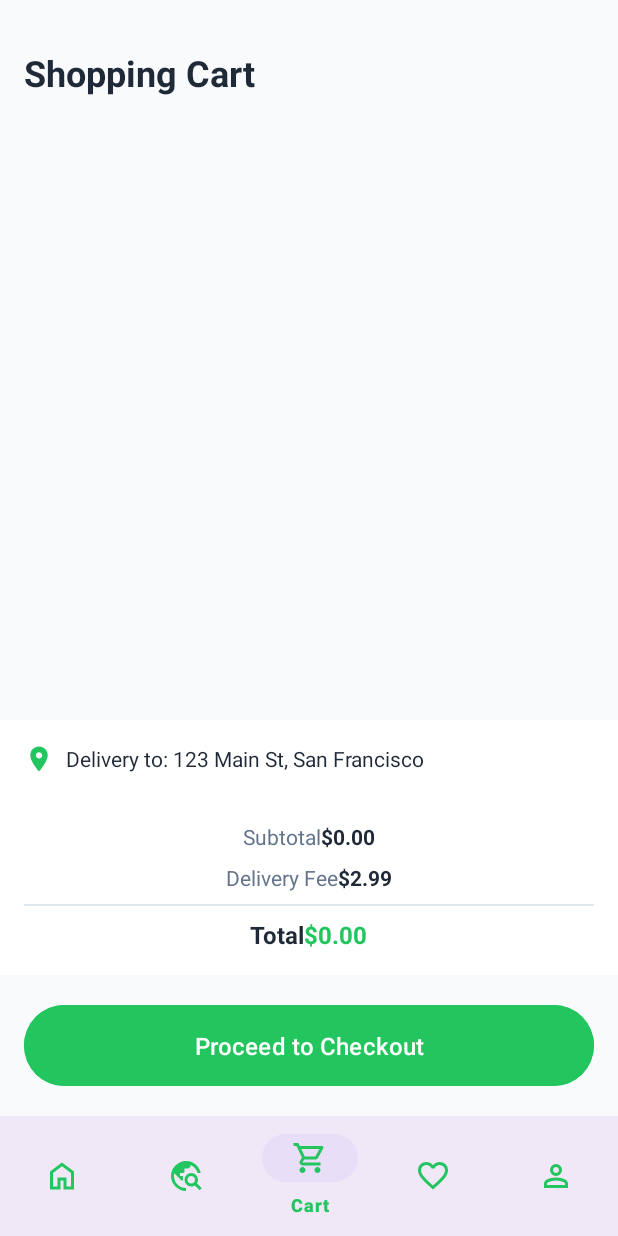
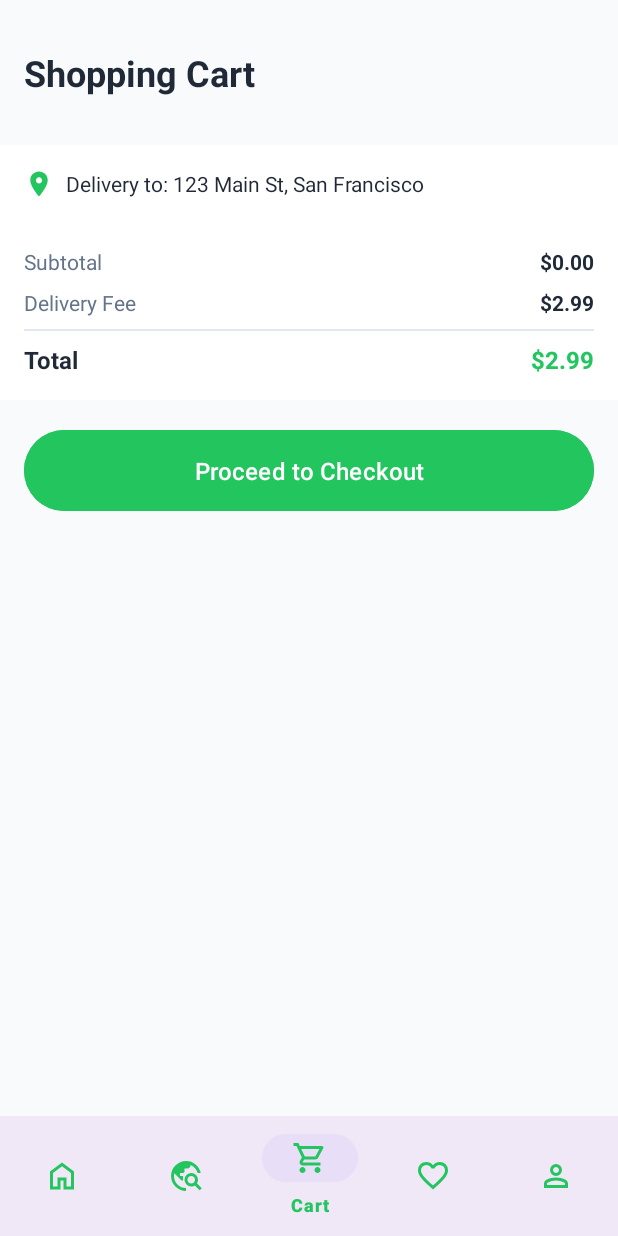
Before and after one commit to Bailualiya/FreshToGo, an Android app: the screen it shows after launch (MainActivity), item 3 of the bottom bar chosen, on a phone screen of 412 x 824 dp. Run offline under Robolectric (Android 15) with nearby library versions, the phone set to English and light mode, and no system bars.

Commit message:
modified the shopping cart, add the delivery fee and do the calculations

```diff
--- a/app/src/main/java/com/example/freshtogo/CartFragment.java
+++ b/app/src/main/java/com/example/freshtogo/CartFragment.java
@@ -4,14 +4,41 @@ import android.os.Bundle;
 import android.view.LayoutInflater;
 import android.view.View;
 import android.view.ViewGroup;
+import android.widget.Button;
+import android.widget.LinearLayout;
+import android.widget.TextView;
+
 import androidx.annotation.NonNull;
 import androidx.annotation.Nullable;
 import androidx.fragment.app.Fragment;
 
+import java.util.List;
+
 public class CartFragment extends Fragment {
+
     @Nullable
     @Override
-    public View onCreateView(@NonNull LayoutInflater inflater, @Nullable ViewGroup container, @Nullable Bundle savedInstanceState) {
-        return inflater.inflate(R.layout.fragment_cart, container, false);
+    public View onCreateView(@NonNull LayoutInflater inflater,
+                             @Nullable ViewGroup container,
+                             @Nullable Bundle savedInstanceState) {
+
+        View view = inflater.inflate(R.layout.fragment_cart, container, false);
+
+        LinearLayout cartContainer = view.findViewById(R.id.cart_item_container); // 你可以在 XML 中加这个
+
+        List<CartItem> items = CartManager.getCartItems();
+        for (CartItem item : items) {
+            TextView tv = new TextView(getContext());
+            tv.setText(item.getName() + " - $" + item.getPrice());
+            cartContainer.addView(tv);
+        }
+
+        TextView subtotalView = view.findViewById(R.id.subtotalText);
+        subtotalView.setText("$" + String.format("%.2f", CartManager.calculateSubtotal()));
+
+        TextView totalView = view.findViewById(R.id.total_price_text);
+        totalView.setText("$" + String.format("%.2f", CartManager.calculateTotal()));
+
+        return view;
     }
 }
--- /dev/null
+++ b/app/src/main/java/com/example/freshtogo/CartManager.java
@@ -0,0 +1,36 @@
+package com.example.freshtogo;
+
+import java.util.ArrayList;
+import java.util.List;
+
+public class CartManager {
+
+    private static final List<CartItem> cartItems = new ArrayList<>();
+
+    public static void addItem(CartItem item) {
+        cartItems.add(item);
+    }
+
+    public static List<CartItem> getCartItems() {
+        return new ArrayList<>(cartItems);
+    }
+
+    public static void clearCart() {
+        cartItems.clear();
+    }
+
+
+    public static double calculateSubtotal() {
+        double total = 0;
+        for (CartItem item : cartItems) {
+            total += item.getPrice();
+        }
+        return total;
+    }
+    public static final double DELIVERY_FEE = 2.99;
+
+    public static double calculateTotal() {
+        return calculateSubtotal() + DELIVERY_FEE; // 假设 deliveryFee 是常量
+    }
+
+}
--- a/app/src/main/res/layout/fragment_cart.xml
+++ b/app/src/main/res/layout/fragment_cart.xml
@@ -6,7 +6,7 @@
     android:background="#F8FAFC"
     android:paddingTop="16dp">
 
-    <!-- 标题 -->
+    <!-- 🛒 标题 -->
     <TextView
         android:layout_width="match_parent"
         android:layout_height="wrap_content"
@@ -16,15 +16,16 @@
         android:padding="16dp"
         android:textColor="#1F2937" />
 
-    <!-- 购物车列表 -->
-    <androidx.recyclerview.widget.RecyclerView
-        android:id="@+id/cartRecyclerView"
+    <!-- 🧺 购物项容器 -->
+    <LinearLayout
+        android:id="@+id/cart_item_container"
         android:layout_width="match_parent"
-        android:layout_height="0dp"
-        android:layout_weight="1"
-        android:paddingHorizontal="16dp" />
+        android:layout_height="wrap_content"
+        android:orientation="vertical"
+        android:paddingHorizontal="16dp"
+        android:paddingBottom="16dp" />
 
-    <!-- 送货地址 -->
+    <!-- 📦 送货地址 -->
     <LinearLayout
         android:layout_width="match_parent"
         android:layout_height="wrap_content"
@@ -47,7 +48,7 @@
             android:layout_marginStart="8dp" />
     </LinearLayout>
 
-    <!-- 价格计算 -->
+    <!-- 💰 价格显示 -->
     <LinearLayout
         android:layout_width="match_parent"
         android:layout_height="wrap_content"
@@ -55,16 +56,17 @@
         android:background="#FFFFFF"
         android:padding="16dp">
 
+        <!-- 小计 -->
         <LinearLayout
             android:layout_width="match_parent"
             android:layout_height="wrap_content"
             android:orientation="horizontal"
-            android:gravity="center_horizontal"
-            >
+            android:gravity="center_vertical">
 
             <TextView
-                android:layout_width="wrap_content"
+                android:layout_width="0dp"
                 android:layout_height="wrap_content"
+                android:layout_weight="1"
                 android:text="Subtotal"
                 android:textSize="14sp"
                 android:textColor="#64748B" />
@@ -79,16 +81,18 @@
                 android:textStyle="bold" />
         </LinearLayout>
 
+        <!-- 配送费 -->
         <LinearLayout
             android:layout_width="match_parent"
             android:layout_height="wrap_content"
             android:orientation="horizontal"
-            android:gravity="center_horizontal"
+            android:gravity="center_vertical"
             android:layout_marginTop="8dp">
 
             <TextView
-                android:layout_width="wrap_content"
+                android:layout_width="0dp"
                 android:layout_height="wrap_content"
+                android:layout_weight="1"
                 android:text="Delivery Fee"
                 android:textSize="14sp"
                 android:textColor="#64748B" />
@@ -103,28 +107,31 @@
                 android:textStyle="bold" />
         </LinearLayout>
 
+        <!-- 分割线 -->
         <View
             android:layout_width="match_parent"
             android:layout_height="1dp"
             android:background="#E2E8F0"
             android:layout_marginVertical="8dp" />
 
+        <!-- 总价 -->
         <LinearLayout
             android:layout_width="match_parent"
             android:layout_height="wrap_content"
             android:orientation="horizontal"
-            android:gravity="center_horizontal">
+            android:gravity="center_vertical">
 
             <TextView
-                android:layout_width="wrap_content"
+                android:layout_width="0dp"
                 android:layout_height="wrap_content"
+                android:layout_weight="1"
                 android:text="Total"
                 android:textSize="16sp"
                 android:textColor="#1F2937"
                 android:textStyle="bold" />
 
             <TextView
-                android:id="@+id/totalText"
+                android:id="@+id/total_price_text"
                 android:layout_width="wrap_content"
                 android:layout_height="wrap_content"
                 android:text="$0.00"
@@ -134,7 +141,7 @@
         </LinearLayout>
     </LinearLayout>
 
-    <!-- 结账按钮 -->
+    <!-- ✅ 结账按钮 -->
     <Button
         android:id="@+id/checkoutButton"
         android:layout_width="match_parent"
```
Also changed, not shown: app/src/main/java/com/example/freshtogo/CartItem.java (added, +25 -0 lines), app/src/main/java/com/example/freshtogo/ProductDetailFragment.java (+8 -4 lines).
